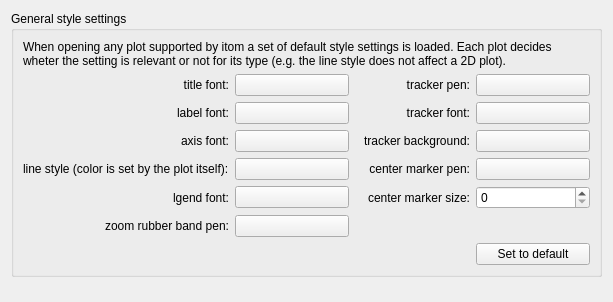
Above: Qitom/ui/widgetPropGeneralPlotSettings.ui from itom-project/itom before the change. Below: the same form after it.
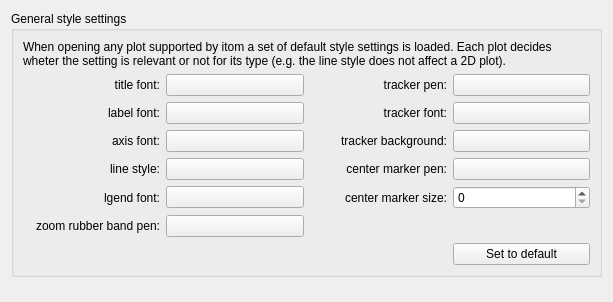
That is the form after the change. Custom widgets are drawn as their Qt base class.

Diff of the .ui file:
```diff
--- a/Qitom/ui/widgetPropGeneralPlotSettings.ui
+++ b/Qitom/ui/widgetPropGeneralPlotSettings.ui
@@ -109,7 +109,10 @@
       <item row="4" column="0">
        <widget class="QLabel" name="label_4">
         <property name="text">
-         <string>line style (color is set by the plot itself):</string>
+         <string>line style:</string>
+        </property>
+        <property name="alignment">
+         <set>Qt::AlignRight|Qt::AlignTrailing|Qt::AlignVCenter</set>
         </property>
        </widget>
       </item>
```
Left out of the diff: 6 changed lines with no effect on the pictures.
